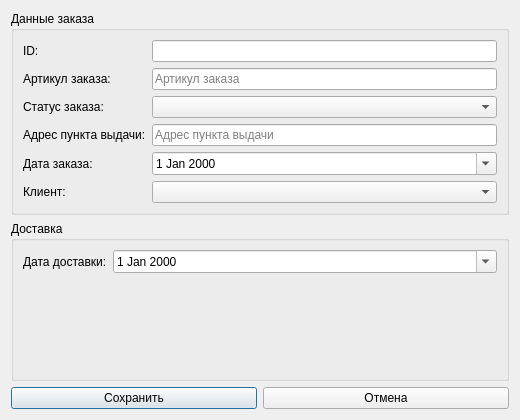
Above: ui/order_form.ui from Oxxy63m/demka before the change. Below: the same form after it.
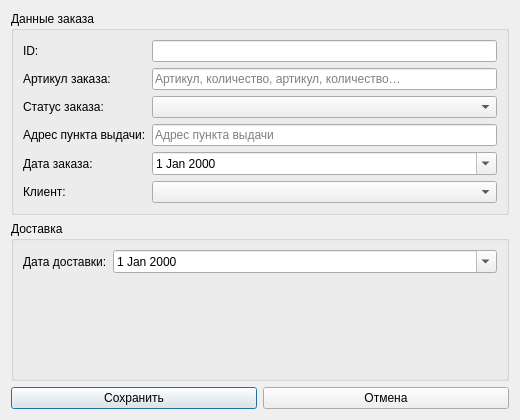
That is the form after the change.

```diff
--- a/ui/order_form.ui
+++ b/ui/order_form.ui
@@ -12,7 +12,7 @@
       <item row="0" column="0"><widget class="QLabel" name="lbl_id"><property name="text"><string>ID:</string></property><property name="wordWrap"><bool>true</bool></property></widget></item>
       <item row="0" column="1"><widget class="QLineEdit" name="id_edit"><property name="readOnly"><bool>true</bool></property></widget></item>
       <item row="1" column="0"><widget class="QLabel" name="lbl_article"><property name="text"><string>Артикул заказа:</string></property><property name="wordWrap"><bool>true</bool></property></widget></item>
-      <item row="1" column="1"><widget class="QLineEdit" name="article_edit"><property name="placeholderText"><string>Артикул заказа</string></property></widget></item>
+      <item row="1" column="1"><widget class="QLineEdit" name="article_edit"><property name="placeholderText"><string>Артикул, количество, артикул, количество…</string></property></widget></item>
       <item row="2" column="0"><widget class="QLabel" name="lbl_status"><property name="text"><string>Статус заказа:</string></property><property name="wordWrap"><bool>true</bool></property></widget></item>
       <item row="2" column="1"><widget class="QComboBox" name="status_combo"/></item>
       <item row="3" column="0"><widget class="QLabel" name="lbl_pickup"><property name="text"><string>Адрес пункта выдачи:</string></property><property name="wordWrap"><bool>true</bool></property></widget></item>
```
